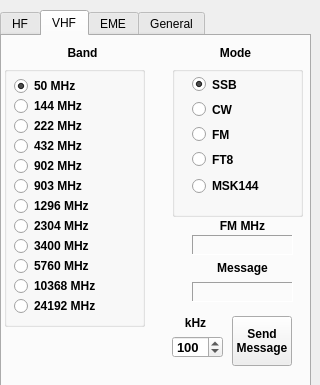
First picture: the form in widgets/QSYMessageCreator.ui, repository shankerwangmiao/wsjtx, before the edit.
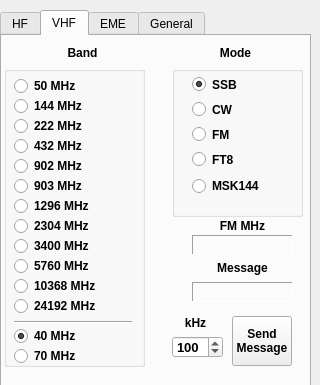
Second picture: the form after the edit. The open tabs and pages were chosen to show the change.

What changed in the file:
```diff
--- a/widgets/QSYMessageCreator.ui
+++ b/widgets/QSYMessageCreator.ui
@@ -710,7 +710,7 @@
        <x>2</x>
        <y>30</y>
        <width>141</width>
-       <height>261</height>
+       <height>301</height>
       </rect>
      </property>
      <property name="title">
@@ -737,7 +737,7 @@
        <string>50 MHz</string>
       </property>
       <property name="checked">
-       <bool>true</bool>
+       <bool>false</bool>
       </property>
      </widget>
      <widget class="QRadioButton" name="radioBut144">
@@ -971,6 +971,67 @@
        <string>10368 MHz</string>
       </property>
      </widget>
+     <widget class="QRadioButton" name="radioBut70">
+      <property name="geometry">
+       <rect>
+        <x>10</x>
+        <y>280</y>
+        <width>121</width>
+        <height>20</height>
+       </rect>
+      </property>
+      <property name="font">
+       <font>
+        <bold>true</bold>
+       </font>
+      </property>
+      <property name="accessibleName">
+       <string/>
+      </property>
+      <property name="text">
+       <string>70 MHz</string>
+      </property>
+      <property name="checked">
+       <bool>false</bool>
+      </property>
+     </widget>
+     <widget class="QRadioButton" name="radioBut40">
+      <property name="geometry">
+       <rect>
+        <x>10</x>
+        <y>260</y>
+        <width>121</width>
+        <height>20</height>
+       </rect>
+      </property>
+      <property name="font">
+       <font>
+        <bold>true</bold>
+       </font>
+      </property>
+      <property name="accessibleName">
+       <string/>
+      </property>
+      <property name="text">
+       <string>40 MHz</string>
+      </property>
+      <property name="checked">
+       <bool>true</bool>
+      </property>
+     </widget>
+     <widget class="Line" name="line">
+      <property name="geometry">
+       <rect>
+        <x>10</x>
+        <y>255</y>
+        <width>118</width>
+        <height>3</height>
+       </rect>
+      </property>
+      <property name="orientation">
+       <enum>Qt::Horizontal</enum>
+      </property>
+     </widget>
     </widget>
     <widget class="QGroupBox" name="groupBox_2">
      <property name="geometry">
```
Left out of the diff: 2 changed lines with no effect on the pictures.
